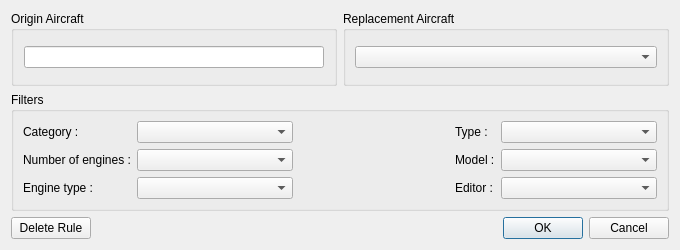
Above: gui/aireplace.ui from Artemia76/ffs2play before the change. Below: the same form after it.
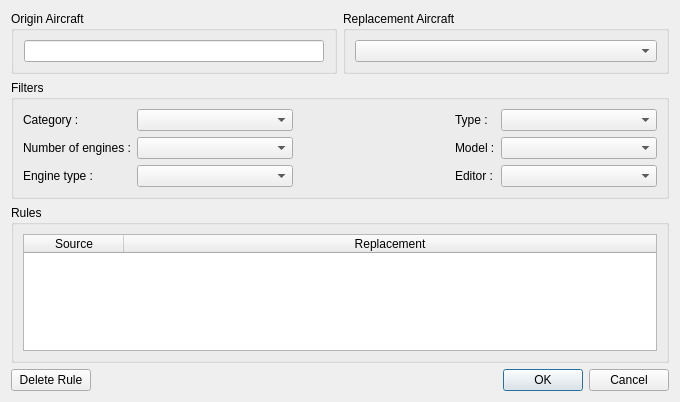
That is the form after the change.

Commit message: Add Rules Table Improve Thread Safety for SimManager

Patch:
```diff
--- a/gui/aireplace.ui
+++ b/gui/aireplace.ui
@@ -7,7 +7,7 @@
     <x>0</x>
     <y>0</y>
     <width>680</width>
-    <height>250</height>
+    <height>402</height>
    </rect>
   </property>
   <property name="windowTitle">
@@ -90,8 +90,6 @@
     </layout>
    </item>
    <item>
-    <layout class="QHBoxLayout" name="horizontalLayout_5">
-     <item>
       <widget class="QGroupBox" name="gbFilters">
        <property name="title">
         <string>Filters</string>
@@ -273,7 +271,40 @@
        </layout>
       </widget>
      </item>
-    </layout>
+   <item>
+    <widget class="QGroupBox" name="groupBox_3">
+     <property name="title">
+      <string>Rules</string>
+     </property>
+     <layout class="QVBoxLayout" name="verticalLayout_2">
+      <item>
+       <widget class="QTableWidget" name="twRules">
+        <property name="selectionMode">
+         <enum>QAbstractItemView::SingleSelection</enum>
+        </property>
+        <property name="selectionBehavior">
+         <enum>QAbstractItemView::SelectRows</enum>
+        </property>
+        <property name="columnCount">
+         <number>2</number>
+        </property>
+        <attribute name="horizontalHeaderStretchLastSection">
+         <bool>true</bool>
+        </attribute>
+        <column>
+         <property name="text">
+          <string>Source</string>
+         </property>
+        </column>
+        <column>
+         <property name="text">
+          <string>Replacement</string>
+         </property>
+        </column>
+       </widget>
+      </item>
+     </layout>
+    </widget>
    </item>
    <item>
     <layout class="QHBoxLayout" name="horizontalLayout_4">
```
Lines whose indentation alone changed are shown as unchanged. The commit also changes 17 other files.
